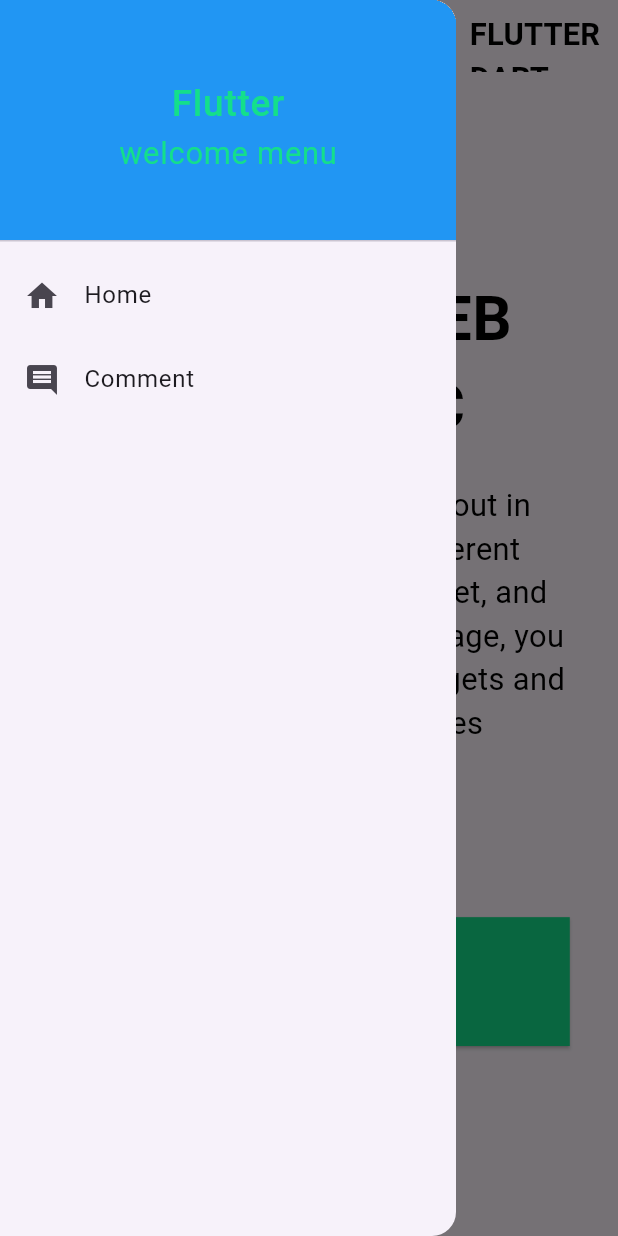
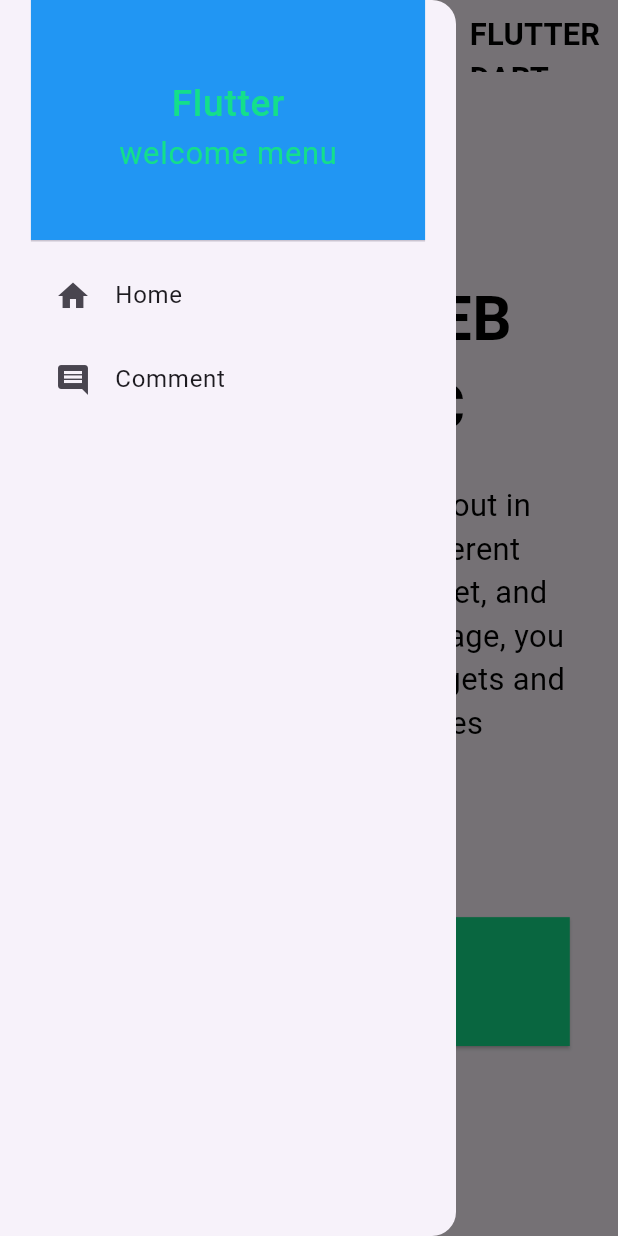
Before and after one commit to sajjadulBappy/live_test_two, a Flutter app: the screen it shows after launch, with the side drawer open, on a phone screen of 412 x 824 dp. Run offline on Flutter 3.47's test engine with Material 3 defaults, Android fonts, the phone set to English and light mode, and no system bars.

Commit message:
done all 2

```diff
--- a/lib/screens/home/home_mobile.dart
+++ b/lib/screens/home/home_mobile.dart
@@ -34,7 +34,9 @@ class HomeMobile extends StatelessWidget {
       ),
       drawer: Drawer(
         child: ListView(
-          padding: EdgeInsets.zero,
+          padding: EdgeInsets.symmetric(
+              horizontal: 2.5 * SizeConfig.textMultiplier,
+          ),
           children: [
             DrawerHeader(
               decoration: const BoxDecoration(
```
